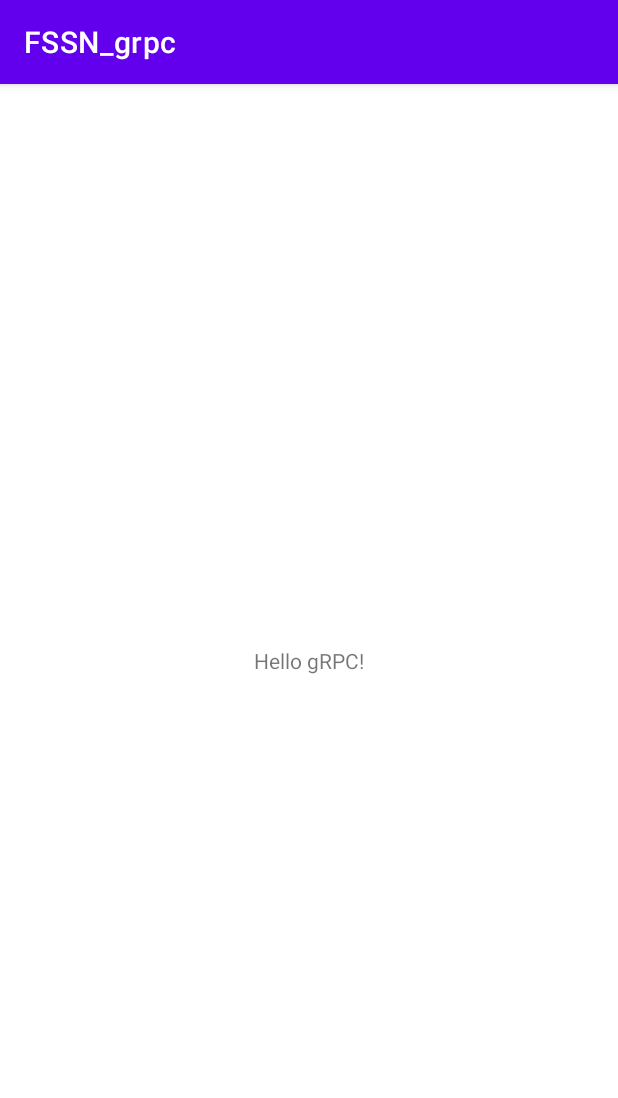
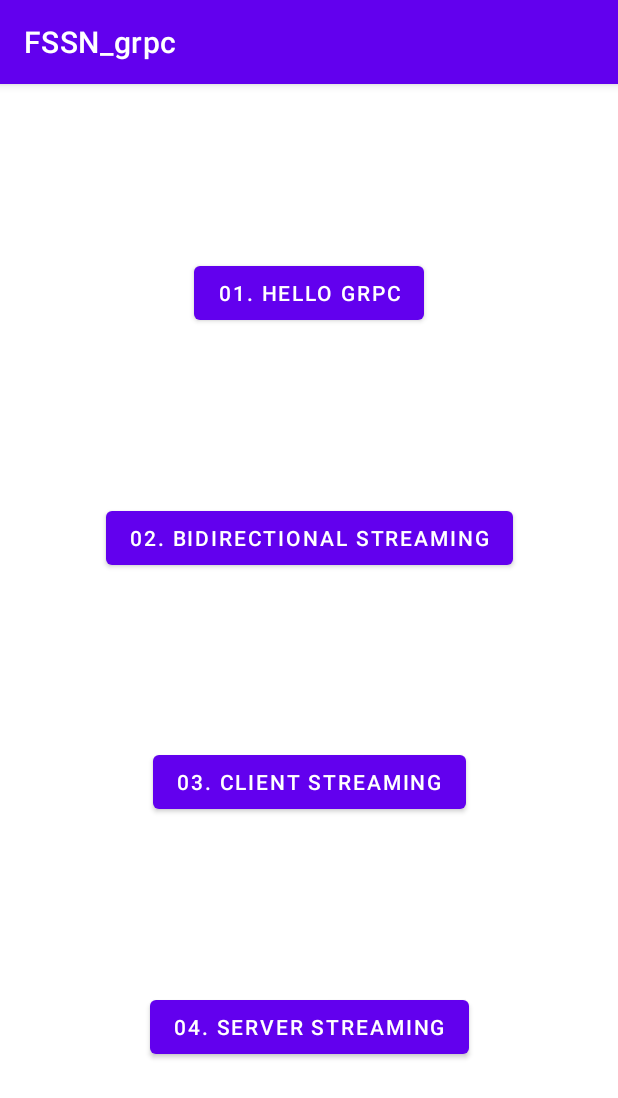
Before and after one commit to vkehfdl1/FSSN_grpc, an Android app: the screen it shows after launch (MainActivity), on a phone screen of 412 x 824 dp. Shown: the top 1098 px of the screen. Run offline under Robolectric (Android 15) with nearby library versions, the phone set to English and light mode, and no system bars.

Commit message:
new layout for each gRPC examples

```diff
--- a/app/src/main/res/layout/activity_main.xml
+++ b/app/src/main/res/layout/activity_main.xml
@@ -6,13 +6,44 @@
     android:layout_height="match_parent"
     tools:context=".MainActivity">
 
-    <TextView
+    <Button
+        android:id="@+id/button1"
         android:layout_width="wrap_content"
         android:layout_height="wrap_content"
-        android:text="Hello gRPC!"
+        android:text="01. Hello gRPC"
+        app:layout_constraintTop_toTopOf="parent"
+        app:layout_constraintBottom_toTopOf="@id/button2"
+        app:layout_constraintStart_toStartOf="parent"
+        app:layout_constraintEnd_toEndOf="parent" />
+
+    <Button
+        android:id="@+id/button2"
+        android:layout_width="wrap_content"
+        android:layout_height="wrap_content"
+        android:text="02. Bidirectional Streaming"
+        app:layout_constraintTop_toBottomOf="@id/button1"
+        app:layout_constraintBottom_toTopOf="@id/button3"
+        app:layout_constraintStart_toStartOf="parent"
+        app:layout_constraintEnd_toEndOf="parent" />
+
+    <Button
+        android:id="@+id/button3"
+        android:layout_width="wrap_content"
+        android:layout_height="wrap_content"
+        android:text="03. client streaming"
+        app:layout_constraintTop_toBottomOf="@id/button2"
+        app:layout_constraintBottom_toTopOf="@id/button4"
+        app:layout_constraintStart_toStartOf="parent"
+        app:layout_constraintEnd_toEndOf="parent" />
+
+    <Button
+        android:id="@+id/button4"
+        android:layout_width="wrap_content"
+        android:layout_height="wrap_content"
+        android:text="04. server streaming"
+        app:layout_constraintTop_toBottomOf="@id/button3"
+        app:layout_constraintStart_toStartOf="parent"
         app:layout_constraintBottom_toBottomOf="parent"
-        app:layout_constraintLeft_toLeftOf="parent"
-        app:layout_constraintRight_toRightOf="parent"
-        app:layout_constraintTop_toTopOf="parent" />
+        app:layout_constraintEnd_toEndOf="parent" />
 
 </androidx.constraintlayout.widget.ConstraintLayout>
```
Also changed, not shown: app/src/main/java/ai/whew/fssn_grpc/MainActivity.kt (line endings or trailing spaces).
